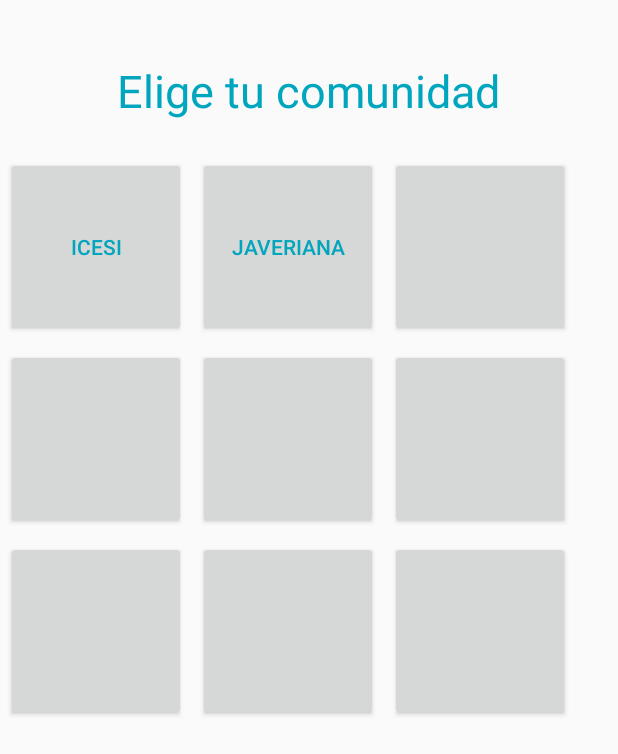
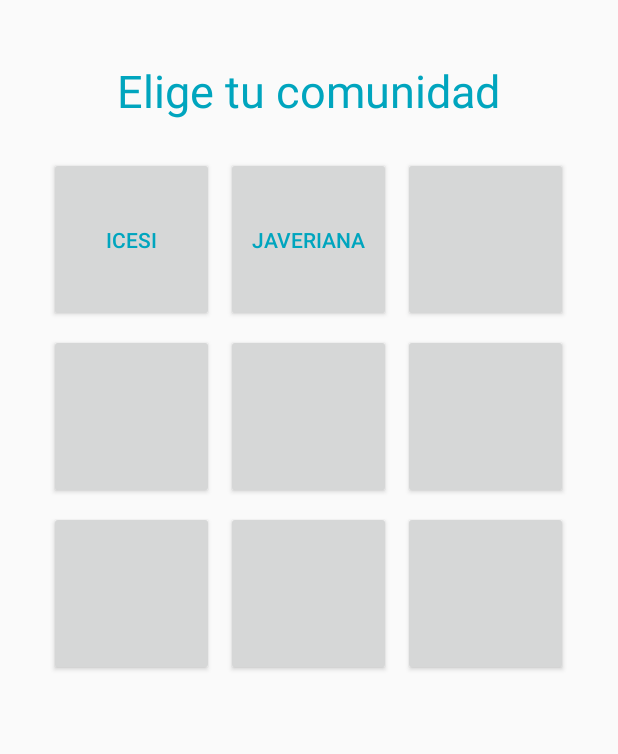
Before and after one commit to andresuarezz26/carpoolingapp, an Android app: the layout fragment_community_chooser.xml on its own in the app's theme, with its tools: preview values and no code run, on a phone screen of 412 x 824 dp. Shown: the top 754 px of the screen. Run offline under Robolectric (Android 15) with nearby library versions, the light colour scheme and no system bars.

Commit message:
Community chooser finished

```diff
--- a/CarpoolingApp/app/src/main/java/com/angular/gerardosuarez/carpoolingapp/data/preference/map/MapPreference.java
+++ b/CarpoolingApp/app/src/main/java/com/angular/gerardosuarez/carpoolingapp/data/preference/map/MapPreference.java
@@ -1,6 +1,9 @@
 package com.angular.gerardosuarez.carpoolingapp.data.preference.map;
 
 public interface MapPreference {
+
+    public final static String COMMUNITY_ICESI = "icesi";
+    public final static String COMMUNITY_JAVERIANA = "javeriana";
 
     void putDate(String value);
 
--- a/CarpoolingApp/app/src/main/res/layout/fragment_community_chooser.xml
+++ b/CarpoolingApp/app/src/main/res/layout/fragment_community_chooser.xml
@@ -1,83 +1,89 @@
 <?xml version="1.0" encoding="utf-8"?>
-<GridLayout xmlns:android="http://schemas.android.com/apk/res/android"
+<FrameLayout xmlns:android="http://schemas.android.com/apk/res/android"
+    xmlns:custom="http://schemas.android.com/apk/res-auto"
     android:layout_width="match_parent"
-    android:layout_height="match_parent"
+    android:layout_height="match_parent">
+
+    <GridLayout
+        android:layout_width="wrap_content"
+        android:layout_height="wrap_content"
+        android:layout_gravity="center_horizontal"
+        android:columnCount="3"
         android:columnOrderPreserved="false"
-    android:columnCount="3"
+        android:orientation="horizontal"
         android:useDefaultMargins="true">
 
         <TextView
+            android:layout_column="0"
+            android:layout_columnSpan="3"
+            android:layout_gravity="center_horizontal"
+            android:layout_marginBottom="20dp"
             android:layout_marginTop="40dp"
-        android:layout_marginBottom="20dp"
-        android:layout_column="0"
             android:layout_row="0"
             android:text="@string/choose_community"
-        android:textSize="30sp"
-        android:layout_columnSpan="3"
-        android:gravity="center"
-        android:layout_gravity="center_horizontal"
             android:textColor="@color/cupos_blue"
-        />
+            android:textSize="30sp" />
 
         <Button
             android:id="@+id/btn_icesi"
-        android:layout_width="120dp"
-        android:layout_height="120dp"
+            android:layout_width="@dimen/community_chooser_side"
+            android:layout_height="@dimen/community_chooser_side"
             android:layout_column="0"
             android:layout_row="1"
             android:text="@string/txt_icesi"
-        android:textColor="@color/cupos_blue"/>
+            android:textColor="@color/cupos_blue" />
 
         <Button
             android:id="@+id/btn_javeriana"
-        android:layout_width="120dp"
-        android:layout_height="120dp"
+            android:layout_width="@dimen/community_chooser_side"
+            android:layout_height="@dimen/community_chooser_side"
             android:layout_column="1"
             android:layout_row="1"
             android:text="@string/txt_javeriana"
-        android:textColor="@color/cupos_blue"/>
+            android:textColor="@color/cupos_blue" />
 
         <Button
-        android:layout_width="120dp"
-        android:layout_height="120dp"
+            android:layout_width="@dimen/community_chooser_side"
+            android:layout_height="@dimen/community_chooser_side"
             android:layout_column="2"
             android:layout_row="1" />
 
         <Button
-        android:layout_width="120dp"
-        android:layout_height="120dp"
+            android:layout_width="@dimen/community_chooser_side"
+            android:layout_height="@dimen/community_chooser_side"
             android:layout_column="0"
             android:layout_row="2" />
 
         <Button
-        android:layout_width="120dp"
-        android:layout_height="120dp"
+            android:layout_width="@dimen/community_chooser_side"
+            android:layout_height="@dimen/community_chooser_side"
             android:layout_column="1"
             android:layout_row="2" />
 
         <Button
-        android:layout_width="120dp"
-        android:layout_height="120dp"
+            android:layout_width="@dimen/community_chooser_side"
+            android:layout_height="@dimen/community_chooser_side"
             android:layout_column="2"
             android:layout_row="2" />
 
         <Button
-        android:layout_width="120dp"
-        android:layout_height="120dp"
+            android:layout_width="@dimen/community_chooser_side"
+            android:layout_height="@dimen/community_chooser_side"
             android:layout_column="0"
             android:layout_row="3" />
 
         <Button
-        android:layout_width="120dp"
-        android:layout_height="120dp"
+            android:layout_width="@dimen/community_chooser_side"
+            android:layout_height="@dimen/community_chooser_side"
             android:layout_column="1"
             android:layout_row="3" />
 
         <Button
-        android:layout_width="120dp"
-        android:layout_height="120dp"
+            android:layout_width="@dimen/community_chooser_side"
+            android:layout_height="@dimen/community_chooser_side"
             android:layout_column="2"
             android:layout_row="3" />
 
 
     </GridLayout>
+</FrameLayout>
--- a/CarpoolingApp/app/src/main/res/values/dimens.xml
+++ b/CarpoolingApp/app/src/main/res/values/dimens.xml
@@ -7,5 +7,6 @@
     <dimen name="my_profile_button_dimen">100dp</dimen>
     <dimen name="big_text_size">25sp</dimen>
     <dimen name="big_min_text_size">22sp</dimen>
+    <dimen name="community_chooser_side">110dp</dimen>
 
 </resources>
```
Also changed, not shown: CarpoolingApp/app/src/main/java/com/angular/gerardosuarez/carpoolingapp/activity/MainActivity.java (+7 -3 lines), CarpoolingApp/app/src/main/java/com/angular/gerardosuarez/carpoolingapp/fragment/CommunityChooserFragment.java (added, +64 -0 lines), CarpoolingApp/app/src/main/java/com/angular/gerardosuarez/carpoolingapp/fragment/MyProfileFragment.java (+9 -0 lines), CarpoolingApp/app/src/main/java/com/angular/gerardosuarez/carpoolingapp/mvp/presenter/CommunityChooserPresenter.java (added, +27 -0 lines), CarpoolingApp/app/src/main/java/com/angular/gerardosuarez/carpoolingapp/mvp/view/CommunityChooserView.java (added, +36 -0 lines), CarpoolingApp/app/src/main/java/com/angular/gerardosuarez/carpoolingapp/navigation/NavigationManager.java (+26 -10 lines). Lines whose indentation alone changed are shown as unchanged.
